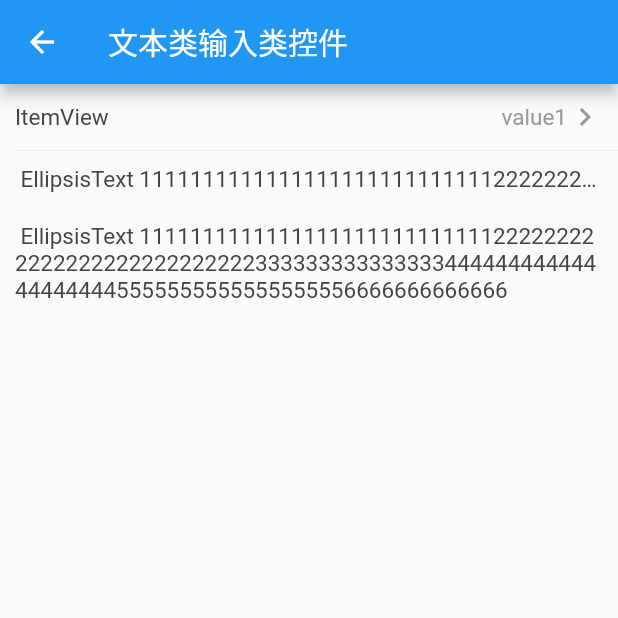
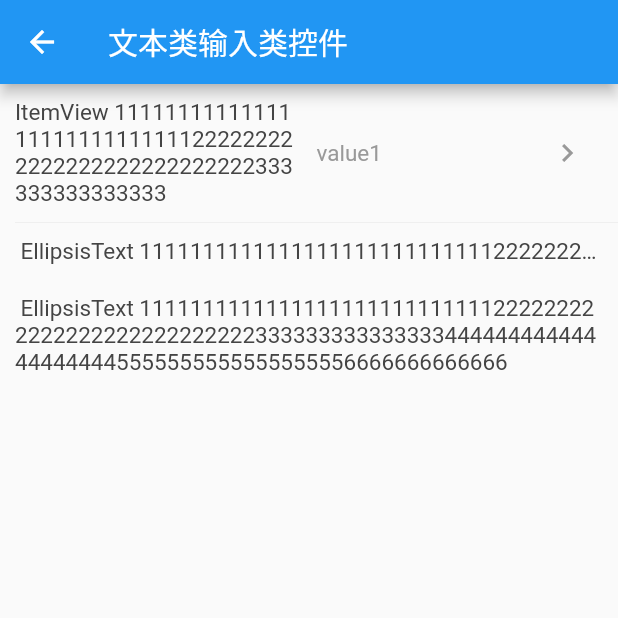
Before and after one commit to zlqscount/zui_flutter, a Flutter app: the TextRoute screen opened directly, on a phone screen of 412 x 824 dp, the top half of it. Run offline on Flutter 3.47's test engine with Material 2 defaults, Android fonts, the phone set to English and light mode, and no system bars.

Commit message:
完善ItemView控件

```diff
--- a/lib/home/commonuse/detail/text/text_route.dart
+++ b/lib/home/commonuse/detail/text/text_route.dart
@@ -24,7 +24,7 @@ class TextState extends State<TextRoute> {
       body: ListView(
         children: <Widget>[
           ItemView(
-            "ItemView",
+            "ItemView 1111111111111111111111111111222222222222222222222222222333333333333333",
             text1,
             clickListener: () {
               Navigator.push(context,
--- a/lib/view/item_view.dart
+++ b/lib/view/item_view.dart
@@ -32,27 +32,41 @@ class ItemView extends StatelessWidget {
             child: Row(
               mainAxisAlignment: MainAxisAlignment.spaceBetween,
               children: <Widget>[
-                Text(
+                Expanded(
+                  child: Text(
                     name,
                     style: nameStyle,
                   ),
-                Row(
+                  flex: 1,
+                ),
+                SizedBox(
+                  width: 10,
+                ),
+                Expanded(
+                    child: Row(
                   crossAxisAlignment: CrossAxisAlignment.center,
+                  mainAxisAlignment: MainAxisAlignment.end,
                   children: <Widget>[
-                    Container(
+                    Expanded(
+                      child: Container(
                         child: Text(
                           value,
                           style: valueStyle,
                         ),
                       ),
-                    arrowContainer == null
+                      flex: 3,
+                    ),
+                    Expanded(
+                      child: arrowContainer == null
                           ? Icon(
                               Icons.chevron_right,
                               color: Color(0xff999999),
                             )
-                        : arrowContainer
+                          : arrowContainer,
+                      flex: 1,
+                    )
                   ],
-                ),
+                )),
               ],
             ),
             padding: EdgeInsets.all(10),
```
Lines whose indentation alone changed are shown as unchanged.
